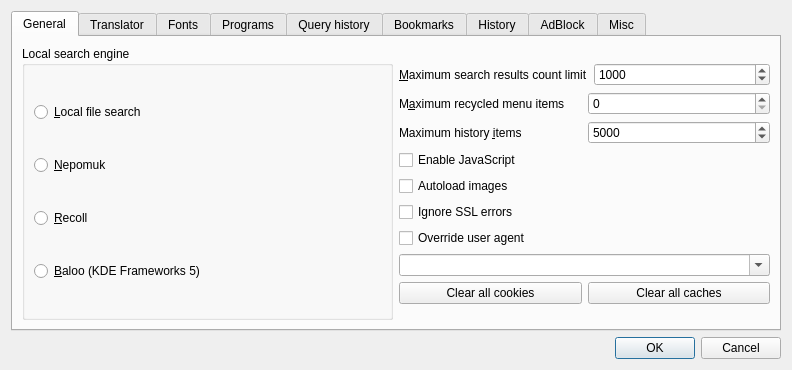
First picture: the form in settingsdlg.ui, repository kernel1024/jpreader, before the edit.
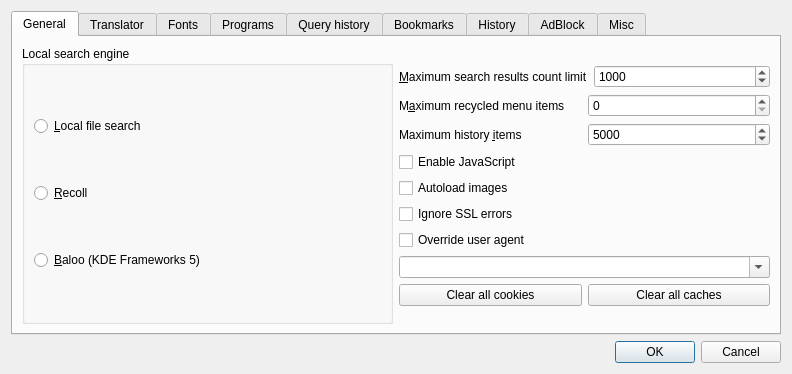
Second picture: the form after the edit. Custom widgets are drawn as their Qt base class.

Commit message: Removed Nepomuk support - Qt4 dependency.

The edit to the form file:
```diff
--- a/settingsdlg.ui
+++ b/settingsdlg.ui
@@ -7,7 +7,7 @@
     <x>0</x>
     <y>0</y>
     <width>792</width>
-    <height>370</height>
+    <height>374</height>
    </rect>
   </property>
   <property name="windowTitle">
@@ -37,13 +37,6 @@
             </property>
            </widget>
           </item>
-          <item>
-           <widget class="QRadioButton" name="radioSearchNepomuk">
-            <property name="text">
-             <string>&amp;Nepomuk</string>
-            </property>
-           </widget>
-          </item>
           <item>
            <widget class="QRadioButton" name="radioSearchRecoll">
             <property name="text">
```
Left out of the diff: 1 changed line with no effect on the pictures. The commit also changes 12 other files.
